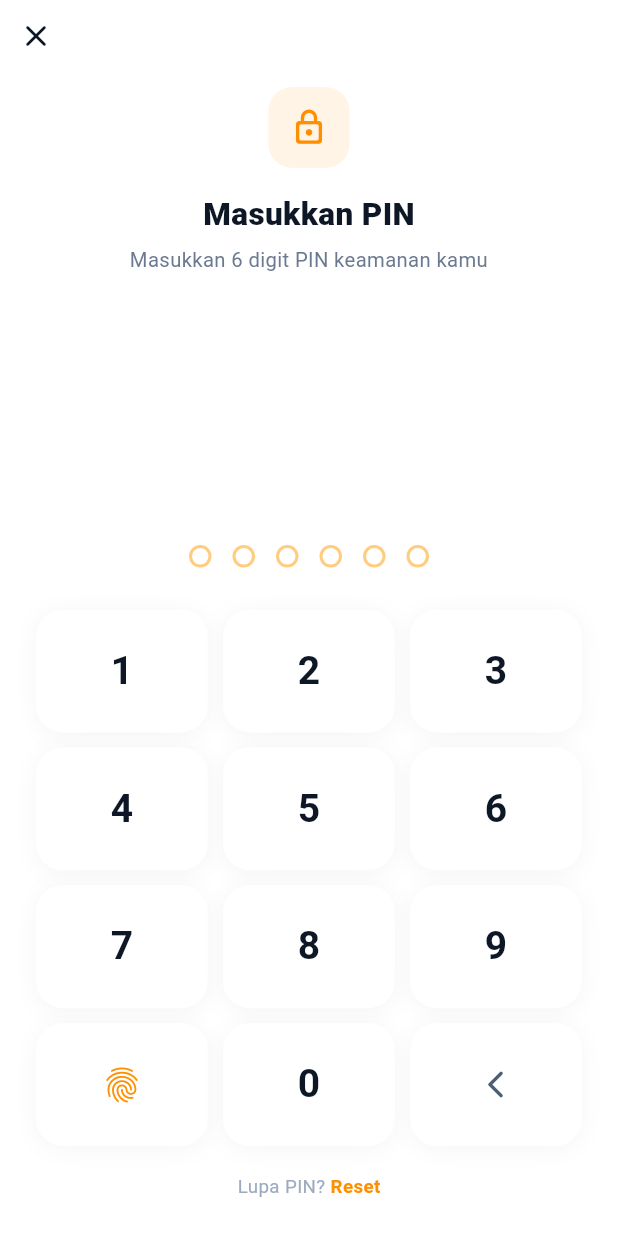
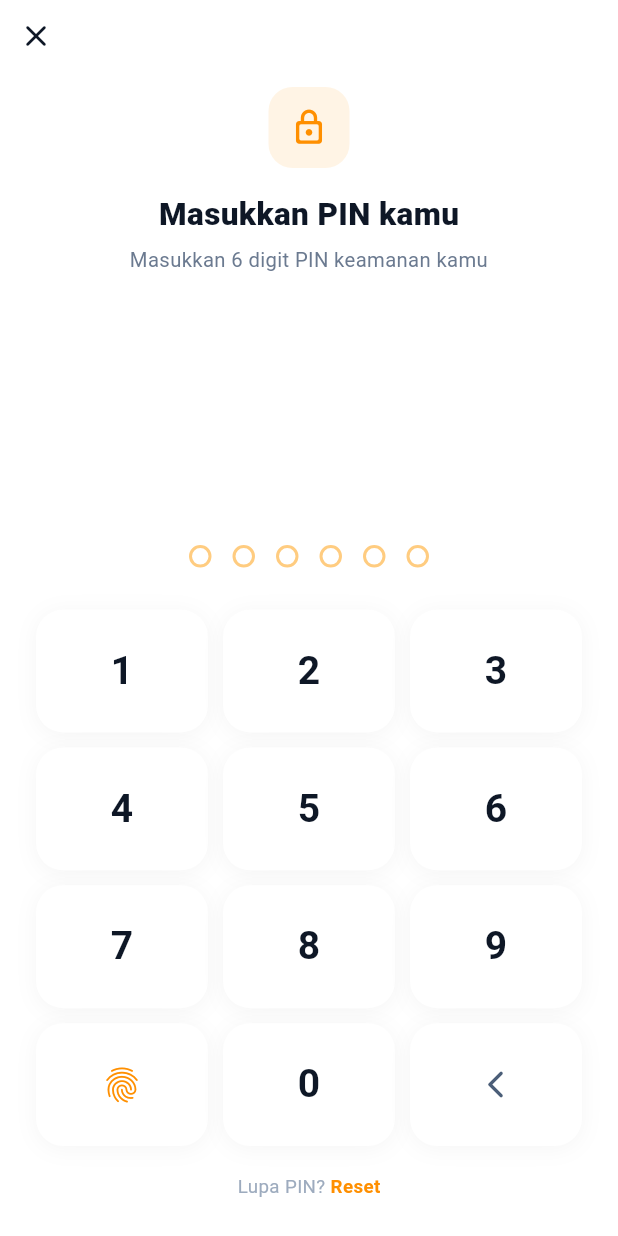
Before and after one commit to ChaerulUmamMaulana/DompetKita, a Flutter app: the PinPage screen opened by its route, on a phone screen of 412 x 824 dp. Run offline on Flutter 3.47's test engine with Material 3 defaults, Android fonts, the phone set to English and light mode, and no system bars; our stand-ins replace app_links, dio, equatable, firebase_auth, firebase_core, flutter_bloc and 5 more; missing offline and left inert: mobile_scanner; accounts and stored records are empty; Roboto replaces fonts that are missing (PlusJakartaSans).

Commit message:
edit text masukan pin

```diff
--- a/lib/presentation/pages/payment/pin_page.dart
+++ b/lib/presentation/pages/payment/pin_page.dart
@@ -319,7 +319,7 @@ class _PinPageState extends State<PinPage> {
             child: const Center(child: Icon(Icons.lock_outline_rounded, size: 26, color: AppColors.primary)),
           ),
           const SizedBox(height: 16),
-          const Text('Masukkan PIN',
+          const Text('Masukkan PIN kamu',
               style: TextStyle(
                 fontFamily: 'PlusJakartaSans',
                 fontSize: 21,
```
